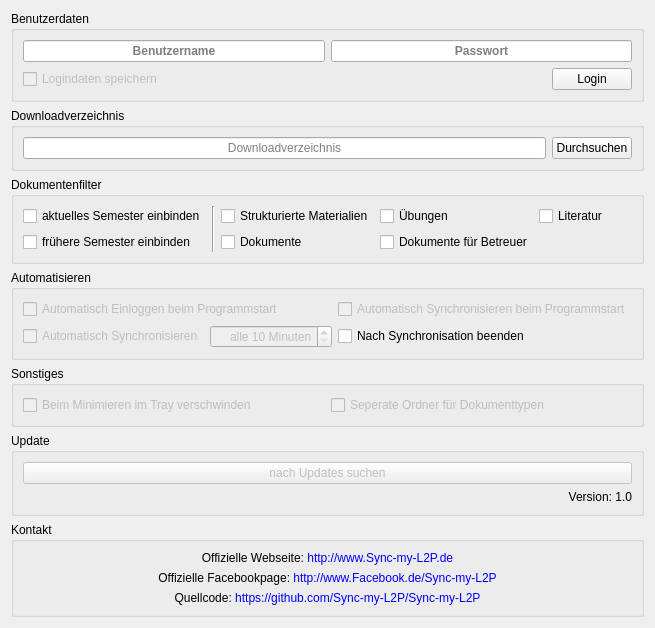
Above: options.ui from RobertKrajewski/Sync-my-L2P before the change. Below: the same form after it.
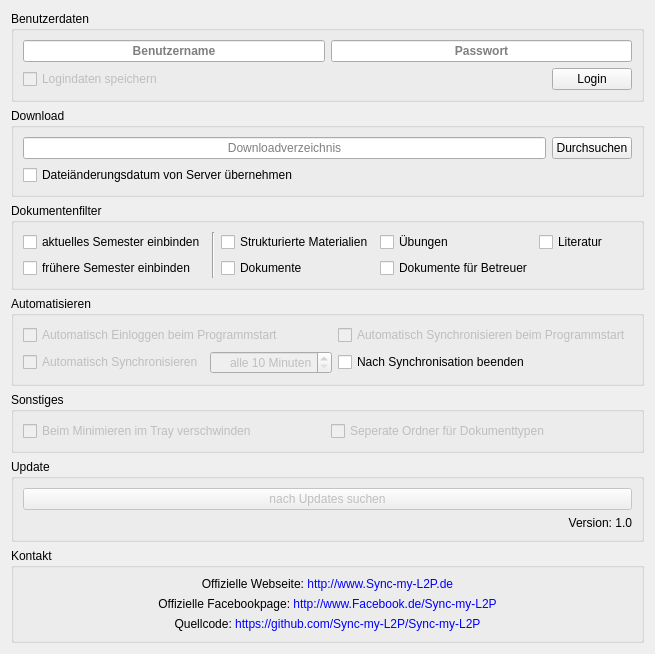
That is the form after the change. Icons and pictures are not drawn.

Commit message: Option hinzugefügt, das ursprüngliche Dateiänderungsdatum vom Server zu übernehmen.

```diff
--- a/options.ui
+++ b/options.ui
@@ -111,7 +111,7 @@
    <item>
     <widget class="QGroupBox" name="downloadFolderBox">
      <property name="title">
-      <string>Downloadverzeichnis</string>
+      <string>Download</string>
      </property>
      <layout class="QGridLayout" name="gridLayout_5">
       <item row="0" column="0">
@@ -124,6 +124,16 @@
         </property>
        </widget>
       </item>
+      <item row="2" column="0">
+       <widget class="QCheckBox" name="originalModifiedDateCheckBox">
+        <property name="text">
+         <string>Dateiänderungsdatum von Server übernehmen</string>
+        </property>
+        <property name="checked">
+         <bool>false</bool>
+        </property>
+       </widget>
+      </item>
       <item row="0" column="1">
        <widget class="QPushButton" name="downloadFolderPushButton">
         <property name="text">
```
The commit also changes 5 other files.
